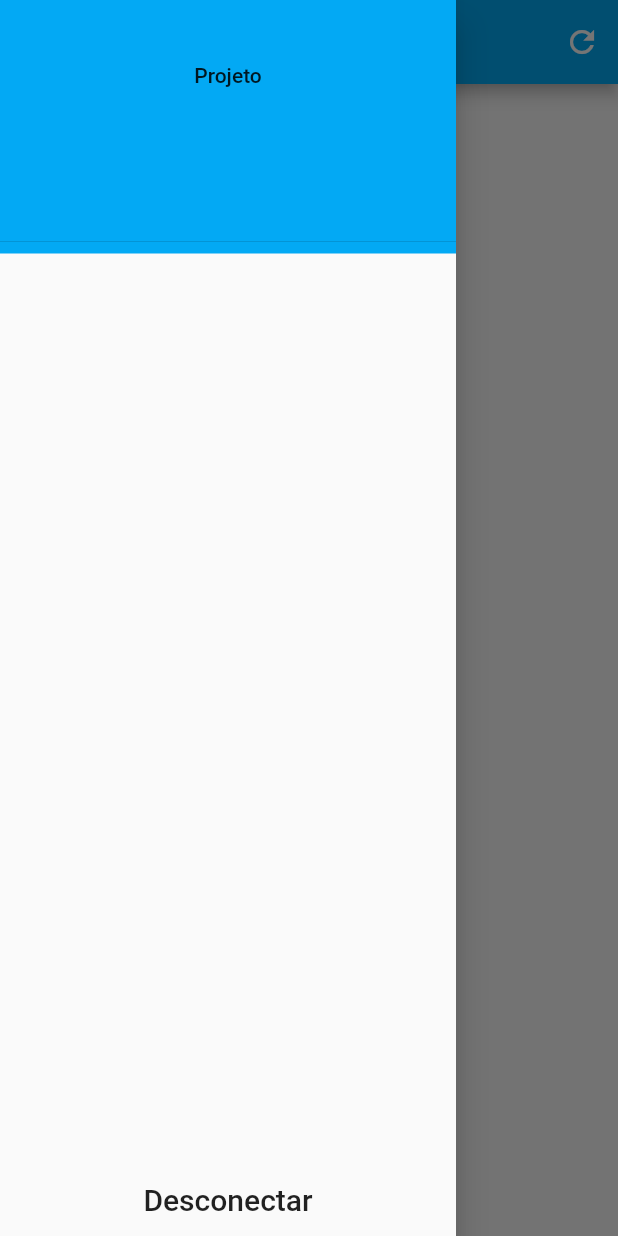
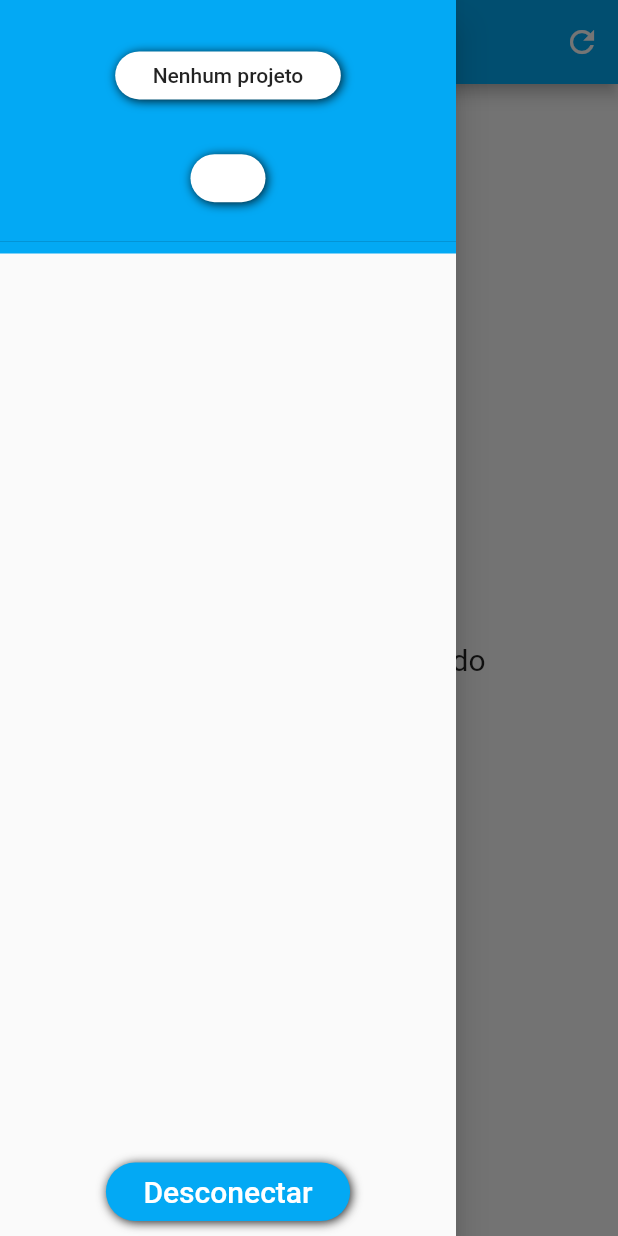
Before and after one commit to danielolaviobr/MestreDeObra, a Flutter app: the screen it shows after launch, with the side drawer open, on a phone screen of 412 x 824 dp. Run offline on Flutter 3.47's test engine with Material 2 defaults, Android fonts, the phone set to English and light mode, and no system bars; our stand-ins replace cloud_firestore, dio, firebase_auth, firebase_storage, modal_progress_hud, open_file and 1 more; missing offline and left inert: downloads_path_provider; accounts and stored records are empty.

Commit message:
Improved UI and bug fixes

```diff
--- a/lib/Screens/main_screen.dart
+++ b/lib/Screens/main_screen.dart
@@ -16,23 +16,28 @@ class MainScreen extends StatefulWidget {
 class _MainScreenState extends State<MainScreen> {
   final _scaffoldKey = GlobalKey<ScaffoldState>();
   String userMail = '';
+  String project = '';
+  bool loading = true;
 
-  void getUserMail() async {
-    userMail = await auth.currentUserMail();
-    setState(() {});
+  get _setState {
+    if (loading) {
+      loading = false;
+      return setState(() {});
+    }
   }
 
-  @override
-  void initState() {
-    super.initState();
+  void getUserData() async {
+    userMail = await auth.currentUserMail();
+    project = await network.firstUserProject(userMail) ?? 'Nenhum projeto';
+    _setState;
   }
 
   @override
   Widget build(BuildContext context) {
-    getUserMail();
+    getUserData();
     return Scaffold(
       key: _scaffoldKey,
-      drawer: MainDrawer(userMail),
+      drawer: MainDrawer(userMail, project),
       appBar: AppBar(
         backgroundColor: kLoginBackgroundColor,
         centerTitle: true,
@@ -69,8 +74,9 @@ class _MainScreenState extends State<MainScreen> {
 
 class MainDrawer extends StatelessWidget {
   final _userMail;
+  final _project;
 
-  const MainDrawer(this._userMail);
+  const MainDrawer(this._userMail, this._project);
 
   @override
   Widget build(BuildContext context) {
@@ -87,8 +93,12 @@ class MainDrawer extends StatelessWidget {
                     child: Column(
                       mainAxisAlignment: MainAxisAlignment.spaceAround,
                       children: <Widget>[
-                        Text('Projeto'),
-                        Text(_userMail),
+                        RoundedContainer(
+                          child: Text(_project),
+                        ),
+                        RoundedContainer(
+                          child: Text(_userMail),
+                        ),
                       ],
                     ),
                   ),
@@ -100,13 +110,15 @@ class MainDrawer extends StatelessWidget {
             child: Padding(
               padding: const EdgeInsets.all(10.0),
               child: Container(
-                width: double.infinity,
-                alignment: Alignment.center,
-                child: Text(
-                  'Desconectar',
-                  style: TextStyle(fontSize: 20.0),
-                ),
-              ),
+                  width: double.infinity,
+                  alignment: Alignment.center,
+                  child: RoundedContainer(
+                    child: Text(
+                      'Desconectar',
+                      style: TextStyle(fontSize: 20.0, color: Colors.white),
+                    ),
+                    color: Colors.lightBlue,
+                  )),
             ),
             onPressed: () async {
               await auth.logoutUser();
@@ -120,5 +132,24 @@ class MainDrawer extends StatelessWidget {
   }
 }
 
-// TODO Return a message if the user has no permissions in any project
+class RoundedContainer extends StatelessWidget {
+  final child;
+  final color;
+
+  RoundedContainer({this.child, this.color = Colors.white});
+
+  @override
+  Widget build(BuildContext context) {
+    return Container(
+      padding: EdgeInsets.symmetric(vertical: 8.0, horizontal: 25.0),
+      decoration: BoxDecoration(
+        color: this.color,
+        borderRadius: BorderRadius.circular(25.0),
+        boxShadow: [kDefaultShaddow],
+      ),
+      child: this.child,
+    );
+  }
+}
+
 // TODO  Implement a function to get all the registered users and insert them into the database
--- a/lib/main.dart
+++ b/lib/main.dart
@@ -27,7 +27,4 @@ class FirebaseApp extends StatelessWidget {
   }
 }
 
-// TODO Create a sing up method using firebase auth (email and google sign in)
-// TODO Create a collection in firestore to hold the user permissions to projects
-// TODO Implement a validation for the users internet access
 // TODO Setup Firebase for IOS
--- a/lib/models/auth.dart
+++ b/lib/models/auth.dart
@@ -81,10 +81,12 @@ class Auth {
   }
 
   Future<String> currentUserMail() async {
-    if (_currentUser() != null) {
+    if (await _currentUser() != null) {
       return await _currentUser().then((value) => value.email);
     } else {
       return '';
     }
   }
+
+
 }
--- a/lib/models/files.dart
+++ b/lib/models/files.dart
@@ -4,6 +4,14 @@ class Files {
   final String updated;
   final String fileType;
   final String project;
+  final String lastAuthorizedAccess;
 
-  Files({this.updated, this.fileType, this.title, this.url, this.project});
+  Files({
+    this.updated,
+    this.fileType,
+    this.title,
+    this.url,
+    this.project,
+    this.lastAuthorizedAccess,
+  });
 }
--- a/lib/widgets/file_list_widget.dart
+++ b/lib/widgets/file_list_widget.dart
@@ -1,7 +1,6 @@
 import 'package:flutter/material.dart';
 import 'package:provider/provider.dart';
 import 'package:quiz_app_fireship/main.dart';
-import 'package:quiz_app_fireship/models/auth.dart';
 import 'package:quiz_app_fireship/models/file_data.dart';
 import 'package:quiz_app_fireship/models/files.dart';
 import 'package:quiz_app_fireship/widgets/file_card.dart';
@@ -39,16 +38,18 @@ class _FileSListWidgetState extends State<FileSListWidget> {
       var _data = file.data;
 
       if (allowed.contains(_data['project'])) {
+        network.lastUserView(_data['downloadUrl']);
         fileList.add(Files(
           title: _data['title'],
           url: _data['downloadUrl'],
           fileType: _data['fileType'],
           updated: _data['updated'],
+          lastAuthorizedAccess: _data['lastAuthorizedAccess'],
         ));
       }
     }
 
-    if (allowed != []) {
+    if (allowed.length != 0) {
       return ListView.builder(
         itemCount: fileList.length,
         itemBuilder: (context, index) {
@@ -86,7 +87,6 @@ class _FileSListWidgetState extends State<FileSListWidget> {
       stream: network.firestoreSnapshots,
       builder: (context, snapshot) {
         return streamData(snapshot, fileData);
-        // ! Dados não atualizam após usuário logar em nova conta (atualizar a stream passando data de ultimo login)
       },
     );
   }
```
Also changed, not shown: lib/Screens/login_screen.dart (+6 -4 lines), lib/Screens/registration_screen.dart (+4 -4 lines), lib/models/network.dart (+25 -0 lines).
